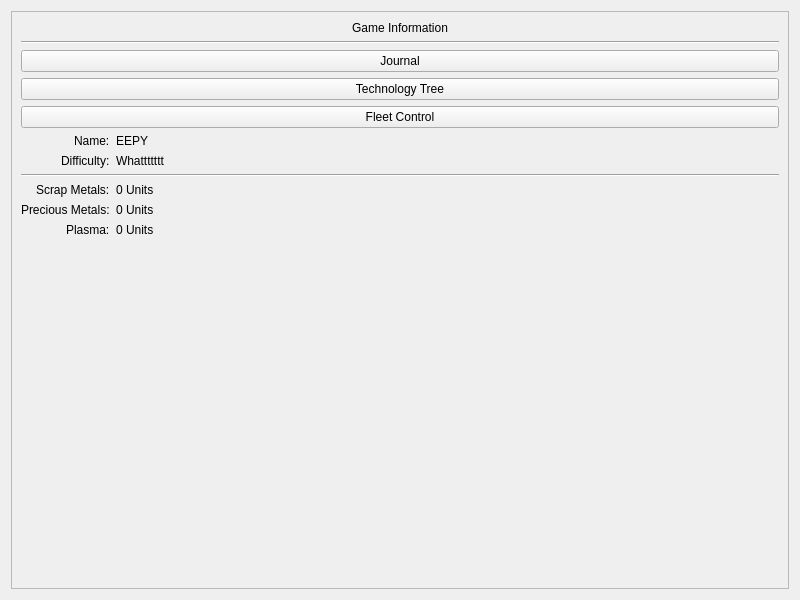
Qt form PySource/Widgets/main_game.ui (CorruptedBrainn/The-VALUE) before a commit.
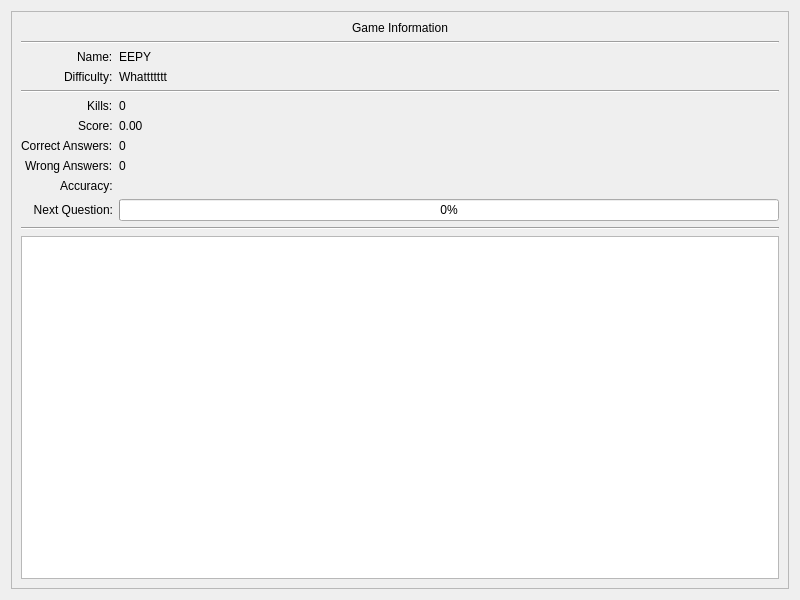
The same form after that commit.

Commit message: Got a working game lol

The edit to the form file:
```diff
--- a/PySource/Widgets/main_game.ui
+++ b/PySource/Widgets/main_game.ui
@@ -22,7 +22,7 @@
      <property name="frameShadow">
       <enum>QFrame::Shadow::Raised</enum>
      </property>
-     <layout class="QVBoxLayout" name="verticalLayout_2" stretch="0,0,0,0,0,1">
+     <layout class="QVBoxLayout" name="verticalLayout_2" stretch="0,0,0,0,1">
       <item>
        <widget class="QLabel" name="label_2">
         <property name="text">
@@ -40,27 +40,6 @@
         </property>
        </widget>
       </item>
-      <item>
-       <widget class="QPushButton" name="GenericButton1">
-        <property name="text">
-         <string>Journal</string>
-        </property>
-       </widget>
-      </item>
-      <item>
-       <widget class="QPushButton" name="GenericButton2">
-        <property name="text">
-         <string>Technology Tree</string>
-        </property>
-       </widget>
-      </item>
-      <item>
-       <widget class="QPushButton" name="GenericButton3">
-        <property name="text">
-         <string>Fleet Control</string>
-        </property>
-       </widget>
-      </item>
       <item>
        <layout class="QFormLayout" name="formLayout">
         <property name="labelAlignment">
@@ -94,57 +73,139 @@
           </property>
          </widget>
         </item>
+        <item row="2" column="0" colspan="2">
+         <widget class="Line" name="line_2">
+          <property name="orientation">
+           <enum>Qt::Orientation::Horizontal</enum>
+          </property>
+         </widget>
+        </item>
         <item row="3" column="0">
-         <widget class="QLabel" name="label_6">
+         <widget class="QLabel" name="label_4">
           <property name="text">
-           <string>Scrap Metals:</string>
+           <string>Kills:</string>
           </property>
          </widget>
         </item>
         <item row="3" column="1">
-         <widget class="QLabel" name="scrapMetals">
+         <widget class="QLabel" name="kills">
           <property name="text">
-           <string>0 Units</string>
+           <string>0</string>
           </property>
          </widget>
         </item>
         <item row="4" column="0">
-         <widget class="QLabel" name="label_8">
+         <widget class="QLabel" name="label_7">
           <property name="text">
-           <string>Precious Metals:</string>
+           <string>Score:</string>
           </property>
          </widget>
         </item>
         <item row="4" column="1">
-         <widget class="QLabel" name="preciousMetals">
+         <widget class="QLabel" name="score">
           <property name="text">
-           <string>0 Units</string>
+           <string>0.00</string>
           </property>
          </widget>
         </item>
         <item row="5" column="0">
-         <widget class="QLabel" name="label_10">
+         <widget class="QLabel" name="label_6">
           <property name="text">
-           <string>Plasma:</string>
+           <string>Correct Answers:</string>
           </property>
          </widget>
         </item>
         <item row="5" column="1">
-         <widget class="QLabel" name="plasma">
+         <widget class="QLabel" name="correctAnswers">
           <property name="text">
-           <string>0 Units</string>
+           <string>0</string>
           </property>
          </widget>
         </item>
-        <item row="2" column="0" colspan="2">
-         <widget class="Line" name="line_2">
-          <property name="orientation">
-           <enum>Qt::Orientation::Horizontal</enum>
+        <item row="6" column="0">
+         <widget class="QLabel" name="label_8">
+          <property name="text">
+           <string>Wrong Answers:</string>
+          </property>
+         </widget>
+        </item>
+        <item row="6" column="1">
+         <widget class="QLabel" name="wrongAnswers">
+          <property name="text">
+           <string>0</string>
+          </property>
+         </widget>
+        </item>
+        <item row="7" column="0">
+         <widget class="QLabel" name="label_10">
+          <property name="text">
+           <string>Accuracy:</string>
+          </property>
+         </widget>
+        </item>
+        <item row="7" column="1">
+         <widget class="QLabel" name="accuracy">
+          <property name="text">
+           <string/>
+          </property>
+         </widget>
+        </item>
+        <item row="8" column="0">
+         <widget class="QLabel" name="label_5">
+          <property name="font">
+           <font>
+            <bold>false</bold>
+           </font>
+          </property>
+          <property name="text">
+           <string>Next Question:</string>
+          </property>
+          <property name="scaledContents">
+           <bool>false</bool>
+          </property>
+          <property name="alignment">
+           <set>Qt::AlignmentFlag::AlignRight|Qt::AlignmentFlag::AlignTrailing|Qt::AlignmentFlag::AlignVCenter</set>
+          </property>
+         </widget>
+        </item>
+        <item row="8" column="1">
+         <widget class="QProgressBar" name="progressBar">
+          <property name="font">
+           <font>
+            <bold>false</bold>
+            <kerning>true</kerning>
+           </font>
+          </property>
+          <property name="value">
+           <number>0</number>
+          </property>
+          <property name="textVisible">
+           <bool>true</bool>
+          </property>
+          <property name="invertedAppearance">
+           <bool>false</bool>
+          </property>
+          <property name="textDirection">
+           <enum>QProgressBar::Direction::TopToBottom</enum>
           </property>
          </widget>
         </item>
        </layout>
       </item>
+      <item>
+       <widget class="Line" name="line_3">
+        <property name="orientation">
+         <enum>Qt::Orientation::Horizontal</enum>
+        </property>
+       </widget>
+      </item>
+      <item>
+       <widget class="QGraphicsView" name="ammoView">
+        <property name="interactive">
+         <bool>false</bool>
+        </property>
+       </widget>
+      </item>
      </layout>
     </widget>
    </item>
```
The commit also changes 29 other files.
